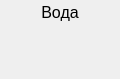
Before: the Qt Designer form led.ui in IlyaZh/FEDAL-gui, drawn with Qt 5.
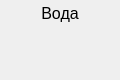
After: the same form once the commit is applied.

Diff of the .ui file:
```diff
--- a/led.ui
+++ b/led.ui
@@ -7,7 +7,7 @@
     <x>0</x>
     <y>0</y>
     <width>120</width>
-    <height>79</height>
+    <height>80</height>
    </rect>
   </property>
   <property name="sizePolicy">
@@ -18,7 +18,7 @@
   </property>
   <property name="minimumSize">
    <size>
-    <width>120</width>
+    <width>50</width>
     <height>0</height>
    </size>
   </property>
@@ -128,7 +128,7 @@
     <widget class="QLabel" name="titleLabel">
      <property name="minimumSize">
       <size>
-       <width>120</width>
+       <width>50</width>
        <height>25</height>
       </size>
      </property>
```
